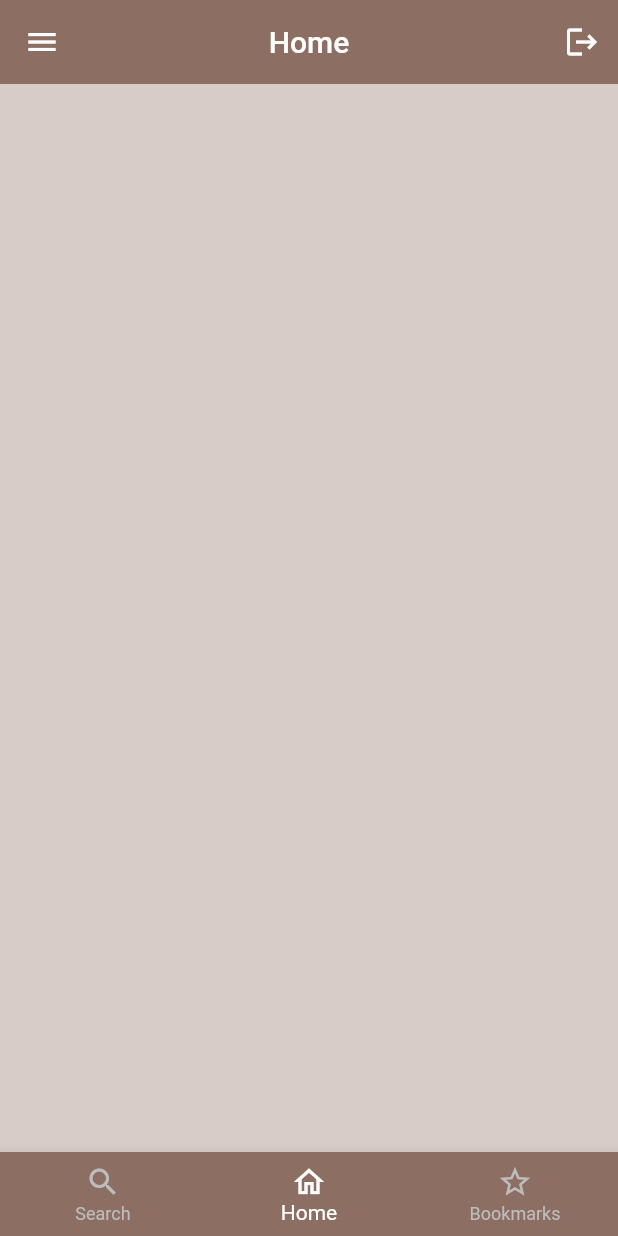
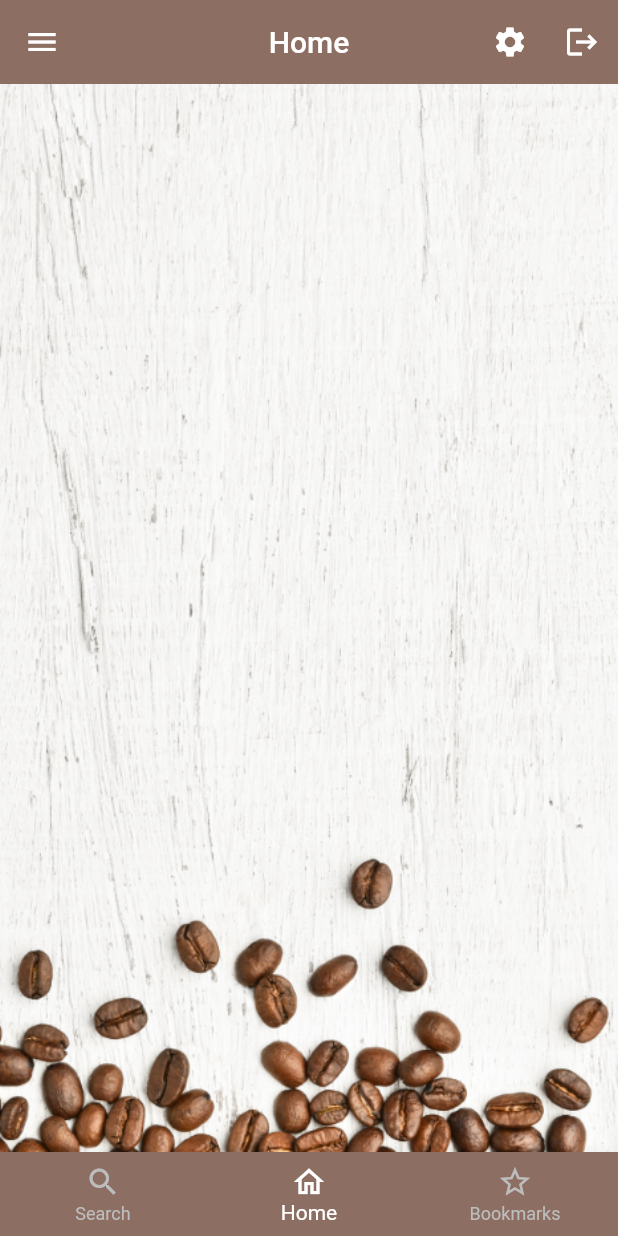
Before and after one commit to faseeh1999/brew_crew, a Flutter app: the screen it shows once a user with an empty profile is signed in, on a phone screen of 412 x 824 dp. Run offline on Flutter 3.47's test engine with Material 2 defaults, Android fonts, the phone set to English and light mode, and no system bars; our stand-ins replace cloud_firestore, firebase_auth, flutter_spinkit; accounts and stored records are empty.

Commit message:
App Completed.

```diff
--- a/lib/models/user.dart
+++ b/lib/models/user.dart
@@ -3,3 +3,12 @@ class User {
 
   User({this.uid});
 }
+
+class UserData {
+  final String uid;
+  final String name;
+  final String sugars;
+  final int strength;
+
+  UserData({this.uid, this.name, this.sugars, this.strength});
+}
--- a/lib/screens/home/brew_list.dart
+++ b/lib/screens/home/brew_list.dart
@@ -1,7 +1,6 @@
 import 'package:brew_crew/models/brew.dart';
 import 'package:brew_crew/screens/home/brew_tile.dart';
 import 'package:flutter/material.dart';
-import 'package:cloud_firestore/cloud_firestore.dart';
 import 'package:provider/provider.dart';
 
 class BrewList extends StatefulWidget {
@@ -12,7 +11,7 @@ class BrewList extends StatefulWidget {
 class _BrewListState extends State<BrewList> {
   @override
   Widget build(BuildContext context) {
-    final brews = Provider.of<List<Brew>>(context);
+    final brews = Provider.of<List<Brew>>(context) ?? [];
 
     return ListView.builder(
         itemCount: brews.length,
--- a/lib/screens/home/brew_tile.dart
+++ b/lib/screens/home/brew_tile.dart
@@ -14,10 +14,13 @@ class BrewTile extends StatelessWidget {
         margin: EdgeInsets.fromLTRB(20.0, 6.0, 20.0, 0.0),
         child: ListTile(
           leading: CircleAvatar(
+            backgroundImage: AssetImage('assets/coffee_icon.png'),
             backgroundColor: Colors.brown[brew.strength],
             radius: 25.0,
           ),
-          title: Text(brew.name),
+          title: Text(
+            brew.name,
+          ),
           subtitle: Text("Takes ${brew.sugars} sugars"),
         ),
       ),
--- a/lib/screens/pages/secondpage.dart
+++ b/lib/screens/pages/secondpage.dart
@@ -1,16 +1,25 @@
 import 'package:brew_crew/models/brew.dart';
 import 'package:brew_crew/screens/home/brew_list.dart';
+import 'package:brew_crew/screens/home/settings_form.dart';
 import 'package:brew_crew/services/auth.dart';
 import 'package:brew_crew/services/database.dart';
 import 'package:brew_crew/shared/drawer.dart';
 import 'package:flutter/material.dart';
-import 'package:cloud_firestore/cloud_firestore.dart';
 import 'package:provider/provider.dart';
 
 class SecondPage extends StatelessWidget {
   AuthService _auth = AuthService();
   @override
   Widget build(BuildContext context) {
+    final size = MediaQuery.of(context).size;
+    void _showSettingsPanel() {
+      showModalBottomSheet(
+          context: context,
+          builder: (context) {
+            return SettingsForm();
+          });
+    }
+
     return StreamProvider<List<Brew>>.value(
       value: DatabaseService().brews,
       child: Scaffold(
@@ -23,6 +32,19 @@ class SecondPage extends StatelessWidget {
           title: Text("Home"),
           actions: [
             IconButton(
+              onPressed: () {
+                _showSettingsPanel();
+              },
+              icon: Icon(
+                Icons.settings,
+                color: Colors.white,
+              ),
+              // label: Text(
+              //   "Logout",
+              //   style: TextStyle(color: Colors.white),
+              // )
+            ),
+            IconButton(
               onPressed: () async {
                 await _auth.signOut();
               },
@@ -34,10 +56,16 @@ class SecondPage extends StatelessWidget {
               //   "Logout",
               //   style: TextStyle(color: Colors.white),
               // )
-            )
+            ),
           ],
         ),
-        body: BrewList(),
+        body: Container(
+          decoration: BoxDecoration(
+            image: DecorationImage(
+                image: AssetImage('assets/coffee_bg.png'), fit: BoxFit.cover),
+          ),
+          child: BrewList(),
+        ),
       ),
     );
   }
--- a/pubspec.yaml
+++ b/pubspec.yaml
@@ -47,9 +47,8 @@ flutter:
   uses-material-design: true
 
   # To add assets to your application, add an assets section, like this:
-  # assets:
-  #   - images/a_dot_burr.jpeg
-  #   - images/a_dot_ham.jpeg
+  assets:
+    - assets/
 
   # An image asset can refer to one or more resolution-specific "variants", see
   # https://flutter.dev/assets-and-images/#resolution-aware.
```
Also changed, not shown: lib/screens/home/settings_form.dart (added, +125 -0 lines), lib/services/database.dart (+22 -2 lines), assets/coffee_bg.png (added), assets/coffee_icon.png (added).
